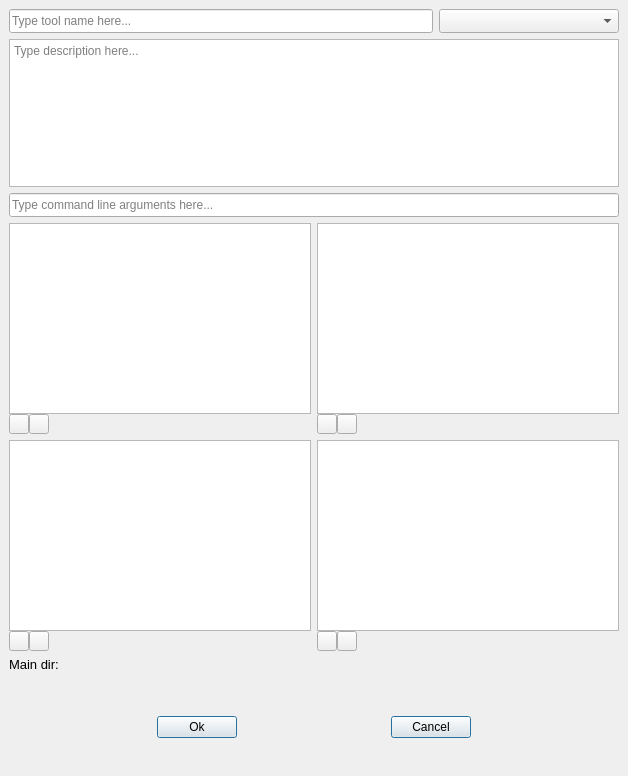
First picture: the form in spinetoolbox/ui/tool_template_form.ui, repository spine-tools/Spine-Toolbox, before the edit.
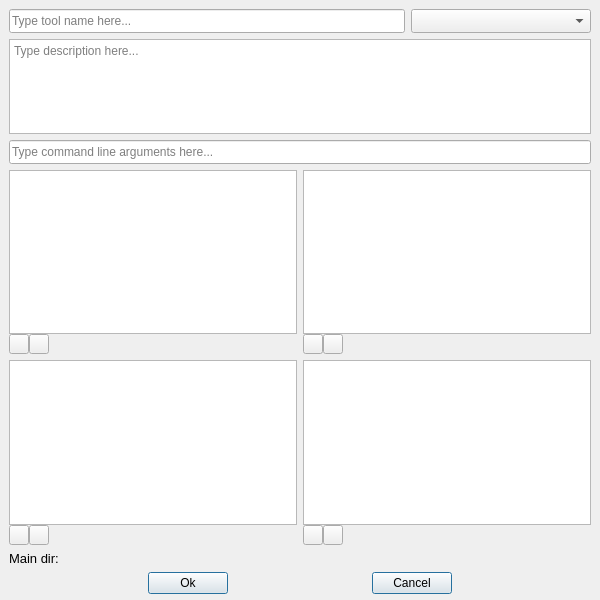
Second picture: the form after the edit. Icons and pictures are not drawn.

Commit message: Related to Issue #61. Made tool_template_form a bit more compact. Added missing files to build.ui.bat.

```diff
--- a/spinetoolbox/ui/tool_template_form.ui
+++ b/spinetoolbox/ui/tool_template_form.ui
@@ -29,12 +29,12 @@
    <rect>
     <x>0</x>
     <y>0</y>
-    <width>628</width>
-    <height>776</height>
+    <width>600</width>
+    <height>600</height>
    </rect>
   </property>
   <property name="sizePolicy">
-   <sizepolicy hsizetype="Fixed" vsizetype="Fixed">
+   <sizepolicy hsizetype="Minimum" vsizetype="Minimum">
     <horstretch>0</horstretch>
     <verstretch>0</verstretch>
    </sizepolicy>
@@ -700,21 +700,11 @@
        </item>
       </layout>
      </item>
-     <item>
-      <spacer name="verticalSpacer">
-       <property name="orientation">
-        <enum>Qt::Vertical</enum>
-       </property>
-       <property name="sizeHint" stdset="0">
-        <size>
-         <width>20</width>
-         <height>40</height>
-        </size>
-       </property>
-      </spacer>
-     </item>
      <item>
       <layout class="QHBoxLayout" name="horizontalLayout_8">
+       <property name="bottomMargin">
+        <number>6</number>
+       </property>
        <item>
         <spacer name="horizontalSpacer_2">
          <property name="orientation">
@@ -776,19 +766,6 @@
        </item>
       </layout>
      </item>
-     <item>
-      <spacer name="verticalSpacer_2">
-       <property name="orientation">
-        <enum>Qt::Vertical</enum>
-       </property>
-       <property name="sizeHint" stdset="0">
-        <size>
-         <width>20</width>
-         <height>40</height>
-        </size>
-       </property>
-      </spacer>
-     </item>
     </layout>
    </item>
    <item>
```
Left out of the diff: 19 changed lines with no effect on the pictures. The commit also changes 9 other files.
